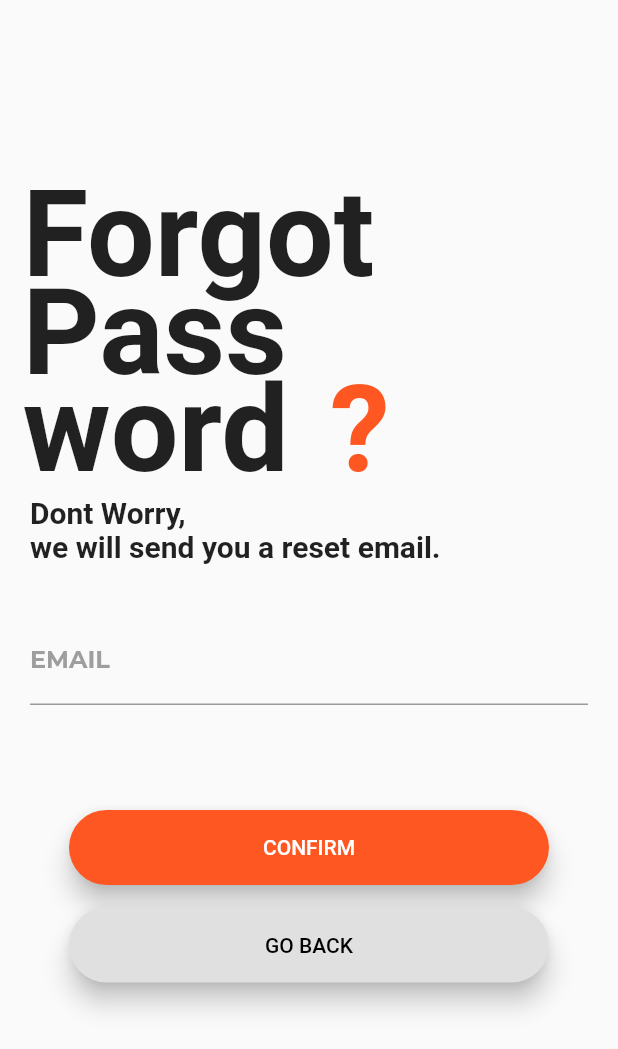
After one commit to farhazalam/social_app, a Flutter app: the ForgotPasswordPage screen opened directly, on a phone screen of 412 x 824 dp. The commit adds this screen. Shown: the top 1049 px of the screen. Run offline on Flutter 3.47's test engine with Material 2 defaults, Android fonts, the phone set to English and light mode, and no system bars; our stand-ins replace cached_network_image, cloud_firestore, firebase_auth, firebase_messaging, firebase_storage, fluttertoast and 2 more; accounts and stored records are empty.

Commit message:
added forgot password and emal verification

```diff
--- a/lib/dashboard.dart
+++ b/lib/dashboard.dart
@@ -38,6 +38,7 @@ class DashboardPageState extends State<DashboardPage> {
   Widget build(BuildContext context) {
     return Scaffold(
       appBar: customAppBar(title),
+
     );
   }
 }
--- /dev/null
+++ b/lib/forgotpass.dart
@@ -0,0 +1,204 @@
+import 'package:firebase_auth/firebase_auth.dart';
+import 'package:flutter/material.dart';
+import 'package:fluttertoast/fluttertoast.dart';
+
+class ForgotPasswordPage extends StatefulWidget {
+  @override
+  _ForgotPasswordPageState createState() => _ForgotPasswordPageState();
+}
+
+class _ForgotPasswordPageState extends State<ForgotPasswordPage> {
+  String _email;
+  final GlobalKey<FormState> _formKey = GlobalKey<FormState>();
+  bool isLoading = false;
+  Widget _topdesignUI() {
+    return Container(
+      child: Stack(
+        children: <Widget>[
+          Container(
+            padding: EdgeInsets.fromLTRB(15.0, 110.0, 0.0, 0.0),
+            child: Text(
+              'Forgot',
+              style: TextStyle(fontSize: 80, fontWeight: FontWeight.bold),
+            ),
+          ),
+          Container(
+            padding: EdgeInsets.fromLTRB(15.0, 175.0, 0.0, 0.0),
+            child: Text(
+              'Pass',
+              style: TextStyle(fontSize: 80, fontWeight: FontWeight.bold),
+            ),
+          ),
+           Container(
+            padding: EdgeInsets.fromLTRB(15.0, 240.0, 0.0, 0.0),
+            child: Text(
+              'word',
+              style: TextStyle(fontSize: 80, fontWeight: FontWeight.bold),
+            ),
+          ),
+          Container(
+            padding: EdgeInsets.fromLTRB(220.0, 240.0, 0.0, 0.0),
+            child: Text(
+              '?',
+              style: TextStyle(
+                  fontSize: 80,
+                  fontWeight: FontWeight.bold,
+                  color: Colors.deepOrange),
+            ),
+          ),
+           Container(
+            padding: EdgeInsets.fromLTRB(20.0, 330.0, 0.0, 0.0),
+            child: Text(
+              'Dont Worry,',
+              style: TextStyle(
+                  fontSize: 20,
+                  fontWeight: FontWeight.bold,
+                  )
+            ),
+          ),
+          Container(
+            padding: EdgeInsets.fromLTRB(20.0, 353.0, 0.0, 0.0),
+            child: Text(
+              'we will send you a reset email.',
+              style: TextStyle(
+                  fontSize: 20,
+                  fontWeight: FontWeight.bold,
+                  )
+            ),
+          )
+        ],
+      ),
+    );
+  }
+
+  Widget _emailField() {
+    return TextFormField(
+      decoration: InputDecoration(
+        labelText: 'EMAIL',
+        labelStyle: TextStyle(
+            fontFamily: 'Montserrat',
+            fontWeight: FontWeight.bold,
+            color: Colors.grey),
+      ),
+      keyboardType: TextInputType.emailAddress,
+      validator: (String value) {
+        if (value.isEmpty ||
+            !RegExp(r"[a-z0-9!#$%&'*+/=?^_`{|}~-]+(?:\.[a-z0-9!#$%&'*+/=?^_`{|}~-]+)*@(?:[a-z0-9](?:[a-z0-9-]*[a-z0-9])?\.)+[a-z0-9](?:[a-z0-9-]*[a-z0-9])?")
+                .hasMatch(value)) {
+          return 'Please enter a valid email';
+        }
+      },
+      onSaved: (value) {
+        setState(() {
+          _email = value;
+        });
+      },
+    );
+  }
+
+  Widget _sendButton() {
+    return Center(
+      child: SizedBox(
+        width: 320,
+        height: 50,
+        child: RaisedButton(
+          onPressed: () async {
+            if (!_formKey.currentState.validate()) {
+              return;
+            }
+            this.setState(() {
+              isLoading = true;
+            });
+            _formKey.currentState.save();
+            await FirebaseAuth.instance.sendPasswordResetEmail(email: _email);
+            this.setState(() {
+              isLoading = false;
+            });
+            Fluttertoast.showToast(msg: 'Reset Email Sent Successfully');
+            Navigator.of(context).pop();
+          },
+          elevation: 7.0,
+          shape:
+              RoundedRectangleBorder(borderRadius: BorderRadius.circular(30)),
+          color: Colors.deepOrange,
+          child: Text('CONFIRM'),
+          textColor: Colors.white,
+        ),
+      ),
+    );
+  }
+
+  Widget _backButton() {
+    return Center(
+      child: SizedBox(
+        width: 320,
+        height: 50,
+        child: RaisedButton(
+          onPressed: () {
+            Navigator.of(context).pop();
+          },
+          elevation: 7.0,
+          shape:
+              RoundedRectangleBorder(borderRadius: BorderRadius.circular(30)),
+          color: Colors.grey[150],
+          child: Text('GO BACK'),
+          textColor: Colors.black,
+        ),
+      ),
+    );
+  }
+
+  Widget buildLoading() {
+    return Positioned(
+      child: isLoading
+          ? Container(
+              child: Center(
+                child: CircularProgressIndicator(
+                    valueColor: AlwaysStoppedAnimation<Color>(
+                        Theme.of(context).primaryColor)),
+              ),
+              color: Colors.white.withOpacity(0.8),
+            )
+          : Container(),
+    );
+  }
+
+  @override
+  Widget build(BuildContext context) {
+    return Scaffold(resizeToAvoidBottomInset: false,
+      body: Column(
+        crossAxisAlignment: CrossAxisAlignment.start,
+        children: <Widget>[
+          _topdesignUI(),
+          Container(
+            padding: EdgeInsets.only(top: 35.0, left: 20.0, right: 20.0),
+            child: Form(
+              key: _formKey,
+              child: Stack(
+                children: <Widget>[
+                  Column(
+                    children: <Widget>[
+                      _emailField(),
+                      SizedBox(
+                        height: 70.0,
+                      ),
+                      _sendButton(),
+                      SizedBox(
+                        height: 15,
+                      ),
+                      _backButton(),
+                      SizedBox(
+                        height: 10,
+                      ),
+                    ],
+                  ),
+                  buildLoading(),
+                ],
+              ),
+            ),
+          ),
+        ],
+      ),
+    );
+  }
+}
--- a/lib/messages.dart
+++ b/lib/messages.dart
@@ -65,7 +65,7 @@ class _MessagePageState extends State<MessagePage> {
                         width: 50.0,
                         height: 50.0,
                         padding: EdgeInsets.all(15.0),
-                      ),
+                      ),errorWidget: (context,s,url)=>Container(),
                   imageUrl: document['url'],
                   width: 50.0,
                   height: 50.0,
--- a/lib/signup.dart
+++ b/lib/signup.dart
@@ -197,6 +197,10 @@ class _SignupPageState extends State<SignupPage> {
 
           user = _currentUser;
 
+          await user.sendEmailVerification().catchError((e) {
+            print(e);
+          });
+
           await _crudFunctions.uploadUserInfo(
               uid: _currentUser.uid,
               name: this._name,
@@ -210,7 +214,7 @@ class _SignupPageState extends State<SignupPage> {
           this.setState(() {
             isloading = false;
           });
-          Fluttertoast.showToast(msg: 'SignUp Successful');
+          Fluttertoast.showToast(msg: 'SignUp Successful and verification email sent.');
           Navigator.of(context).pushReplacement(
               MaterialPageRoute(builder: (BuildContext context) {
             return HomePage(_currentUser);
@@ -347,7 +351,6 @@ class _SignupPageState extends State<SignupPage> {
                         height: 15,
                       ),
                       backButton(),
-
                       SizedBox(
                         height: 50,
                       )
@@ -362,6 +365,7 @@ class _SignupPageState extends State<SignupPage> {
       ),
     );
   }
+
   Widget buildLoading() {
     return Positioned(
       child: isloading
```
Also changed, not shown: lib/auth.dart (+40 -16 lines), lib/profile.dart (+69 -7 lines).
